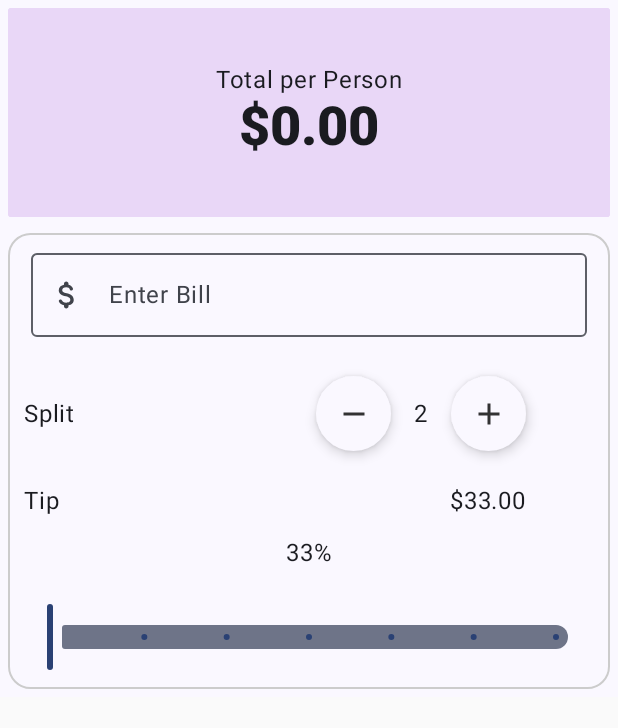
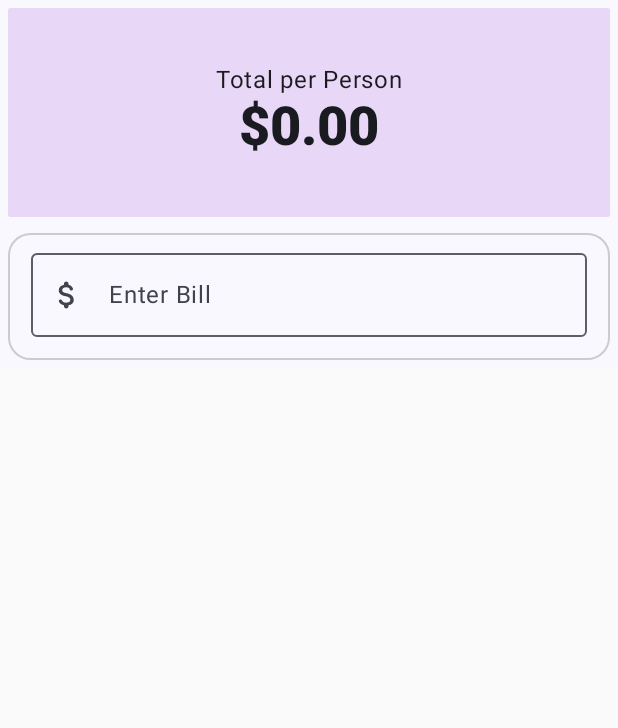
Before and after one commit to JohnYCLam/TipCalculator, an Android app built with Jetpack Compose: the screen it shows after launch (MainActivity), on a phone screen of 412 x 824 dp. Shown: the top 728 px of the screen. Run offline under Robolectric (Android 15) with nearby library versions, the phone set to English and light mode, and no system bars.

Commit message:
Updated states

```diff
--- a/app/src/main/java/com/example/tipcalculator/MainActivity.kt
+++ b/app/src/main/java/com/example/tipcalculator/MainActivity.kt
@@ -4,14 +4,12 @@ import android.os.Bundle
 import android.util.Log
 import androidx.activity.ComponentActivity
 import androidx.activity.compose.setContent
-import androidx.activity.enableEdgeToEdge
 import androidx.compose.foundation.BorderStroke
 import androidx.compose.foundation.layout.Arrangement
 import androidx.compose.foundation.layout.Box
 import androidx.compose.foundation.layout.Column
 import androidx.compose.foundation.layout.Row
 import androidx.compose.foundation.layout.Spacer
-import androidx.compose.foundation.layout.fillMaxSize
 import androidx.compose.foundation.layout.fillMaxWidth
 import androidx.compose.foundation.layout.height
 import androidx.compose.foundation.layout.padding
@@ -24,11 +22,11 @@ import androidx.compose.material.icons.Icons
 import androidx.compose.material.icons.filled.Add
 import androidx.compose.material.icons.filled.Remove
 import androidx.compose.material3.MaterialTheme
-import androidx.compose.material3.Scaffold
 import androidx.compose.material3.Slider
 import androidx.compose.material3.Surface
 import androidx.compose.material3.Text
 import androidx.compose.runtime.Composable
+import androidx.compose.runtime.MutableState
 import androidx.compose.runtime.mutableStateOf
 import androidx.compose.runtime.remember
 import androidx.compose.ui.Alignment
@@ -41,6 +39,8 @@ import androidx.compose.ui.tooling.preview.Preview
 import androidx.compose.ui.unit.dp
 import com.example.tipcalculator.components.InputField
 import com.example.tipcalculator.ui.theme.TipCalculatorTheme
+import com.example.tipcalculator.util.calculateTotalPerPerson
+import com.example.tipcalculator.util.calculateTotalTip
 import com.example.tipcalculator.widgets.RoundIconButton
 
 class MainActivity : ComponentActivity() {
@@ -94,24 +94,44 @@ fun TopHeader(totalPerPerson: Double = 0.0) {
 @Preview
 @Composable
 fun MainContent() {
-
+    val totalBillState = remember { mutableStateOf("") }
+    val sliderPositionState = remember { mutableStateOf(0f) }
+    val tipPercentageState = remember { mutableStateOf(0) }
+    val tipAmountState = remember { mutableStateOf(0.0) }
+    val splitByState = remember { mutableStateOf(1) }
+    val splitByRange = IntRange(start = 1, endInclusive = 1000)
+    val totalPerPersonState = remember { mutableStateOf(0.0) }
     Column {
-        TopHeader()
-        BillForm() { billAmt ->
+        TopHeader(totalPerPersonState.value)
+        BillForm(totalBillState = totalBillState,
+            sliderPositionState =  sliderPositionState,
+            tipPercentageState =  tipPercentageState,
+            tipAmountState =  tipAmountState,
+            splitByState =  splitByState,
+            splitByRange =  splitByRange,
+            totalPerPersonState =  totalPerPersonState) { billAmt ->
             Log.d("AMT", "Amount: $billAmt")
         }
     }
 }
 
 @Composable
-fun BillForm(modifier: Modifier = Modifier, onValChange: (String) -> Unit = {}) {
-    val totalBillState = remember { mutableStateOf("") }
+fun BillForm(modifier: Modifier = Modifier,
+             totalBillState: MutableState<String>,
+             sliderPositionState: MutableState<Float>,
+             tipPercentageState: MutableState<Int>,
+             tipAmountState: MutableState<Double>,
+             splitByState: MutableState<Int>,
+             splitByRange: IntRange = 1..1000,
+             totalPerPersonState: MutableState<Double>,
+             onValChange: (String) -> Unit = {}) {
+
     val validState = remember(totalBillState.value) { totalBillState.value.trim().isNotEmpty() }
     val keyboardController = LocalSoftwareKeyboardController.current
-    val sliderPositionState = remember { mutableStateOf(0f) }
+    //val tipPercentage = (sliderPositionState.value * 100).toInt()
 
     Surface(
-        modifier = Modifier
+        modifier = modifier
             .padding(5.dp)
             .fillMaxWidth(),
         shape = RoundedCornerShape(CornerSize(15.dp)),
@@ -134,14 +154,28 @@ fun BillForm(modifier: Modifier = Modifier, onValChange: (String) -> Unit = {})
                 }
             )
 
-//            if (validState) {
+            if (validState) {
                 Row(modifier = Modifier.padding(5.dp), horizontalArrangement = Arrangement.Start, verticalAlignment = Alignment.CenterVertically) {
                     Text("Split", modifier = Modifier.align(alignment = Alignment.CenterVertically))
                     Spacer(modifier = Modifier.width(150.dp))
                     Row(modifier = Modifier.padding(5.dp), horizontalArrangement = Arrangement.End) {
-                        RoundIconButton(imageVector = Icons.Default.Remove, onClick = {})
-                        Text("2", modifier = Modifier.align(Alignment.CenterVertically).padding(start = 10.dp, end = 10.dp))
-                        RoundIconButton(imageVector = Icons.Default.Add, onClick = {})
+                        RoundIconButton(imageVector = Icons.Default.Remove, onClick = {
+                            splitByState.value =
+                                if (splitByState.value > 1) splitByState.value - 1
+                                else 1
+
+                            totalPerPersonState.value = calculateTotalPerPerson(totalBillState.value, splitByState.value, tipPercentageState.value)
+                        })
+                        Text("${splitByState.value}", modifier = Modifier
+                            .align(Alignment.CenterVertically)
+                            .padding(start = 10.dp, end = 10.dp))
+                        RoundIconButton(imageVector = Icons.Default.Add, onClick = {
+                            if (splitByState.value < splitByRange.last) {
+                                splitByState.value += 1
+
+                                totalPerPersonState.value = calculateTotalPerPerson(totalBillState.value, splitByState.value, tipPercentageState.value)
+                            }
+                        })
 
                     }
                 }
@@ -150,26 +184,32 @@ fun BillForm(modifier: Modifier = Modifier, onValChange: (String) -> Unit = {})
                 Row(modifier = Modifier.padding(5.dp), horizontalArrangement = Arrangement.Start, verticalAlignment = Alignment.CenterVertically) {
                     Text("Tip", modifier = Modifier.align(alignment = Alignment.CenterVertically))
                     Spacer(modifier = Modifier.width(260.dp))
-                    Text("$33.00", modifier = Modifier.align(alignment = Alignment.CenterVertically))
+                    Text("$ ${tipAmountState.value}", modifier = Modifier.align(alignment = Alignment.CenterVertically))
                 }
 
                 //Slider
                 Column(modifier = Modifier.padding(5.dp), verticalArrangement = Arrangement.Center, horizontalAlignment = Alignment.CenterHorizontally) {
-                    Text("33%")
+                    Text("${tipPercentageState.value} %")
                     Spacer(modifier = Modifier.height(20.dp))
                     Slider(value = sliderPositionState.value, onValueChange = {newVal ->
                         sliderPositionState.value = newVal
+                        tipPercentageState.value = (sliderPositionState.value * 100).toInt()
+                        tipAmountState.value = calculateTotalTip(totalBillState.value, tipPercentageState.value)
+                        totalPerPersonState.value = calculateTotalPerPerson(totalBillState.value, splitByState.value, tipPercentageState.value)
+
                         Log.d("Slider", "Bill Form: $newVal")},
                         modifier = Modifier.padding(start = 15.dp, end = 15.dp),
                         steps = 5)
                 }
-//            } else {
-//                Box() {}
-//            }
+            } else {
+                Box() {}
+            }
 
         }
     }
 }
+
+
 
 //@Preview(showBackground = true)
 @Composable
```
Also changed, not shown: app/src/main/java/com/example/tipcalculator/util/Util.kt (added, +20 -0 lines).
